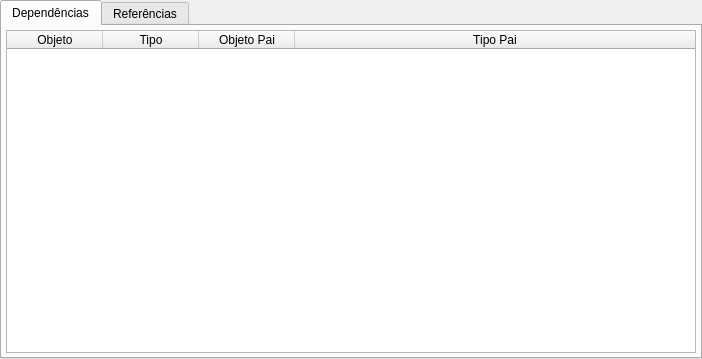
pgmodeler/pgmodeler, file libpgmodeler_ui/ui/listaobjetoswidget.ui: the form before one commit.
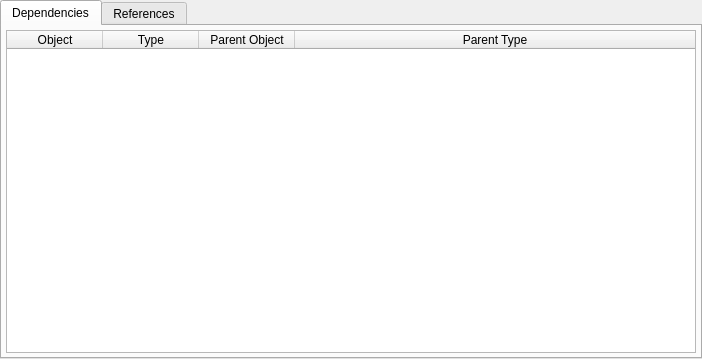
The form after the commit. Icons and pictures are not drawn.

What changed in the file:
```diff
--- a/libpgmodeler_ui/ui/listaobjetoswidget.ui
+++ b/libpgmodeler_ui/ui/listaobjetoswidget.ui
@@ -40,7 +40,7 @@
      </property>
      <widget class="QWidget" name="dependncias_tab">
       <attribute name="title">
-       <string>Dependências</string>
+       <string>Dependencies</string>
       </attribute>
       <layout class="QGridLayout" name="gridLayout">
        <property name="margin">
@@ -115,7 +115,7 @@
          </attribute>
          <column>
           <property name="text">
-           <string>Objeto</string>
+           <string>Object</string>
           </property>
           <property name="icon">
            <iconset resource="../res/resources.qrc">
@@ -124,7 +124,7 @@
          </column>
          <column>
           <property name="text">
-           <string>Tipo</string>
+           <string>Type</string>
           </property>
           <property name="icon">
            <iconset resource="../res/resources.qrc">
@@ -133,7 +133,7 @@
          </column>
          <column>
           <property name="text">
-           <string>Objeto Pai</string>
+           <string>Parent Object</string>
           </property>
           <property name="icon">
            <iconset resource="../res/resources.qrc">
@@ -142,7 +142,7 @@
          </column>
          <column>
           <property name="text">
-           <string>Tipo Pai</string>
+           <string>Parent Type</string>
           </property>
           <property name="icon">
            <iconset resource="../res/resources.qrc">
@@ -155,7 +155,7 @@
      </widget>
      <widget class="QWidget" name="referencias_tab">
       <attribute name="title">
-       <string>Referências</string>
+       <string>References</string>
       </attribute>
       <layout class="QGridLayout" name="gridLayout_2">
        <property name="margin">
```
Left out of the diff: 8 changed lines with no effect on the pictures.
